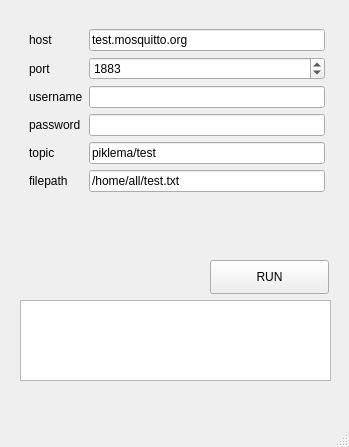
First picture: the form in mainwindow.ui, repository Val-d-emar/mqttrun, before the edit.
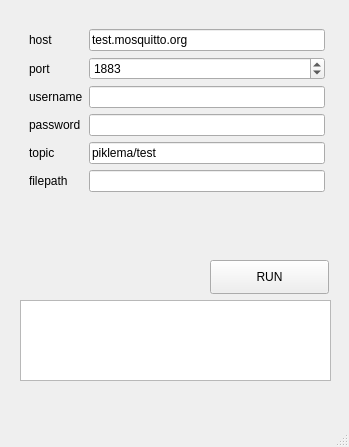
Second picture: the form after the edit.

Commit message: fix one inaccuracy

```diff
--- a/mainwindow.ui
+++ b/mainwindow.ui
@@ -177,7 +177,7 @@
         </sizepolicy>
        </property>
        <property name="text">
-        <string>/home/all/test.txt</string>
+        <string/>
        </property>
       </widget>
      </item>
```
